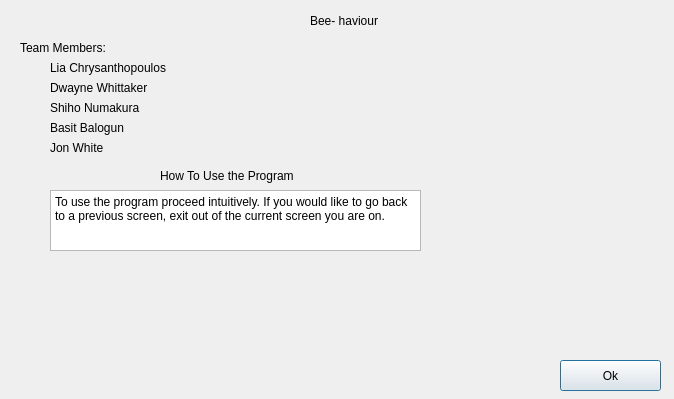
First picture: the form in LoginGUI/intro.ui, repository ShihoVN/HiveChime, before the edit.
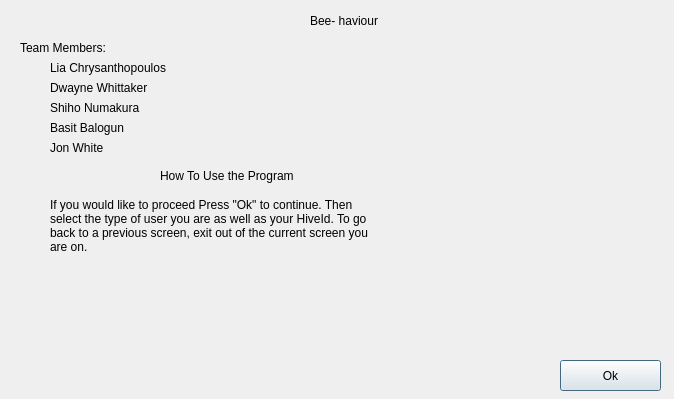
Second picture: the form after the edit.

```diff
--- a/LoginGUI/intro.ui
+++ b/LoginGUI/intro.ui
@@ -130,20 +130,20 @@
     <string>How To Use the Program</string>
    </property>
   </widget>
-  <widget class="QPlainTextEdit" name="plainTextEdit">
+  <widget class="QLabel" name="label_9">
    <property name="geometry">
     <rect>
      <x>50</x>
      <y>190</y>
-     <width>371</width>
-     <height>61</height>
+     <width>321</width>
+     <height>71</height>
     </rect>
    </property>
-   <property name="plainText">
-    <string>To use the program proceed intuitively. If you would like to go back to a previous screen, exit out of the current screen you are on.</string>
+   <property name="text">
+    <string>If you would like to proceed Press &quot;Ok&quot; to continue. Then select the type of user you are as well as your HiveId. To go back to a previous screen, exit out of the current screen you are on. </string>
    </property>
-   <property name="overwriteMode">
-    <bool>false</bool>
+   <property name="wordWrap">
+    <bool>true</bool>
    </property>
   </widget>
  </widget>
```
